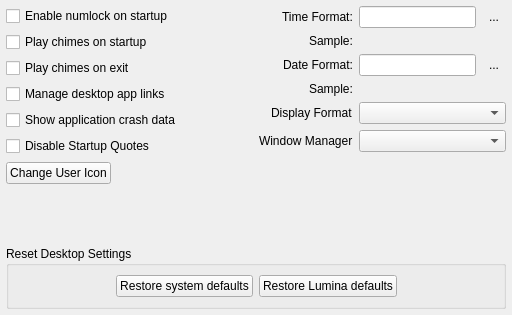
The window that controlpanel/pages/options/page_session_options.ui (7b7b/7b7b) describes before a commit, drawn with Qt 5.
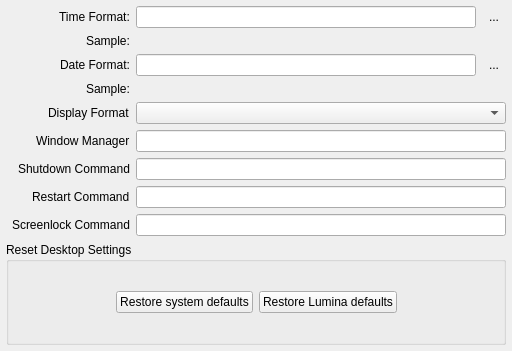
The same window after the commit.

The edit to the form file:
```diff
--- a/controlpanel/pages/options/page_session_options.ui
+++ b/controlpanel/pages/options/page_session_options.ui
@@ -7,7 +7,7 @@
     <x>0</x>
     <y>0</y>
     <width>512</width>
-    <height>315</height>
+    <height>351</height>
    </rect>
   </property>
   <property name="windowTitle">
@@ -26,85 +26,6 @@
    <property name="bottomMargin">
     <number>6</number>
    </property>
-   <item row="0" column="0">
-    <layout class="QVBoxLayout" name="verticalLayout_4">
-     <item>
-      <widget class="QCheckBox" name="check_session_numlock">
-       <property name="text">
-        <string>Enable numlock on startup</string>
-       </property>
-      </widget>
-     </item>
-     <item>
-      <widget class="QCheckBox" name="check_session_playloginaudio">
-       <property name="text">
-        <string>Play chimes on startup</string>
-       </property>
-      </widget>
-     </item>
-     <item>
-      <widget class="QCheckBox" name="check_session_playlogoutaudio">
-       <property name="text">
-        <string>Play chimes on exit</string>
-       </property>
-      </widget>
-     </item>
-     <item>
-      <widget class="QCheckBox" name="check_autoapplinks">
-       <property name="statusTip">
-        <string>Automatically create/remove desktop symlinks for applications that are installed/removed</string>
-       </property>
-       <property name="text">
-        <string>Manage desktop app links</string>
-       </property>
-      </widget>
-     </item>
-     <item>
-      <widget class="QCheckBox" name="check_watch_app_procs">
-       <property name="text">
-        <string>Show application crash data</string>
-       </property>
-      </widget>
-     </item>
-     <item>
-      <widget class="QCheckBox" name="check_quotes">
-       <property name="text">
-        <string>Disable Startup Quotes</string>
-       </property>
-      </widget>
-     </item>
-     <item>
-      <layout class="QHBoxLayout" name="horizontalLayout_14">
-       <item>
-        <widget class="QPushButton" name="push_session_setUserIcon">
-         <property name="text">
-          <string>Change User Icon</string>
-         </property>
-         <property name="iconSize">
-          <size>
-           <width>32</width>
-           <height>32</height>
-          </size>
-         </property>
-        </widget>
-       </item>
-       <item>
-        <spacer name="horizontalSpacer_16">
-         <property name="orientation">
-          <enum>Qt::Horizontal</enum>
-         </property>
-         <property name="sizeHint" stdset="0">
-          <size>
-           <width>40</width>
-           <height>20</height>
-          </size>
-         </property>
-        </spacer>
-       </item>
-      </layout>
-     </item>
-    </layout>
-   </item>
    <item row="0" column="1" rowspan="2">
     <layout class="QFormLayout" name="formLayout_3">
      <property name="fieldGrowthPolicy">
@@ -214,13 +135,6 @@
      <item row="4" column="1">
       <widget class="QComboBox" name="combo_session_datetimeorder"/>
      </item>
-     <item row="5" column="1">
-      <widget class="QComboBox" name="mywindowmanager">
-       <property name="toolTip">
-        <string/>
-       </property>
-      </widget>
-     </item>
      <item row="5" column="0">
       <widget class="QLabel" name="label">
        <property name="text">
@@ -228,21 +142,41 @@
        </property>
       </widget>
      </item>
+     <item row="5" column="1">
+      <widget class="QLineEdit" name="windowmanager"/>
+     </item>
+     <item row="6" column="0">
+      <widget class="QLabel" name="label_3">
+       <property name="text">
+        <string>Shutdown Command</string>
+       </property>
+      </widget>
+     </item>
+     <item row="7" column="0">
+      <widget class="QLabel" name="label_4">
+       <property name="text">
+        <string>Restart Command</string>
+       </property>
+      </widget>
+     </item>
+     <item row="8" column="0">
+      <widget class="QLabel" name="label_2">
+       <property name="text">
+        <string>Screenlock Command</string>
+       </property>
+      </widget>
+     </item>
+     <item row="6" column="1">
+      <widget class="QLineEdit" name="shutdown_cmd"/>
+     </item>
+     <item row="7" column="1">
+      <widget class="QLineEdit" name="restart_cmd"/>
+     </item>
+     <item row="8" column="1">
+      <widget class="QLineEdit" name="lock_cmd"/>
+     </item>
     </layout>
    </item>
-   <item row="1" column="0">
-    <spacer name="verticalSpacer_2">
-     <property name="orientation">
-      <enum>Qt::Vertical</enum>
-     </property>
-     <property name="sizeHint" stdset="0">
-      <size>
-       <width>20</width>
-       <height>100</height>
-      </size>
-     </property>
-    </spacer>
-   </item>
    <item row="2" column="0" colspan="2">
     <widget class="QGroupBox" name="groupBox_2">
      <property name="font">
```
